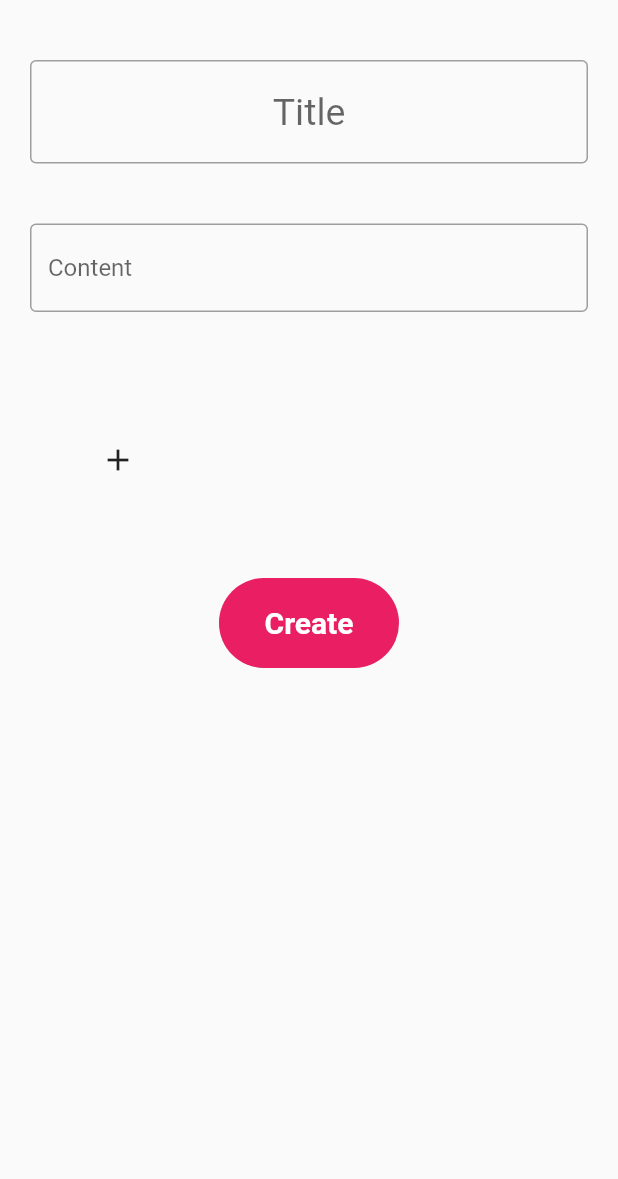
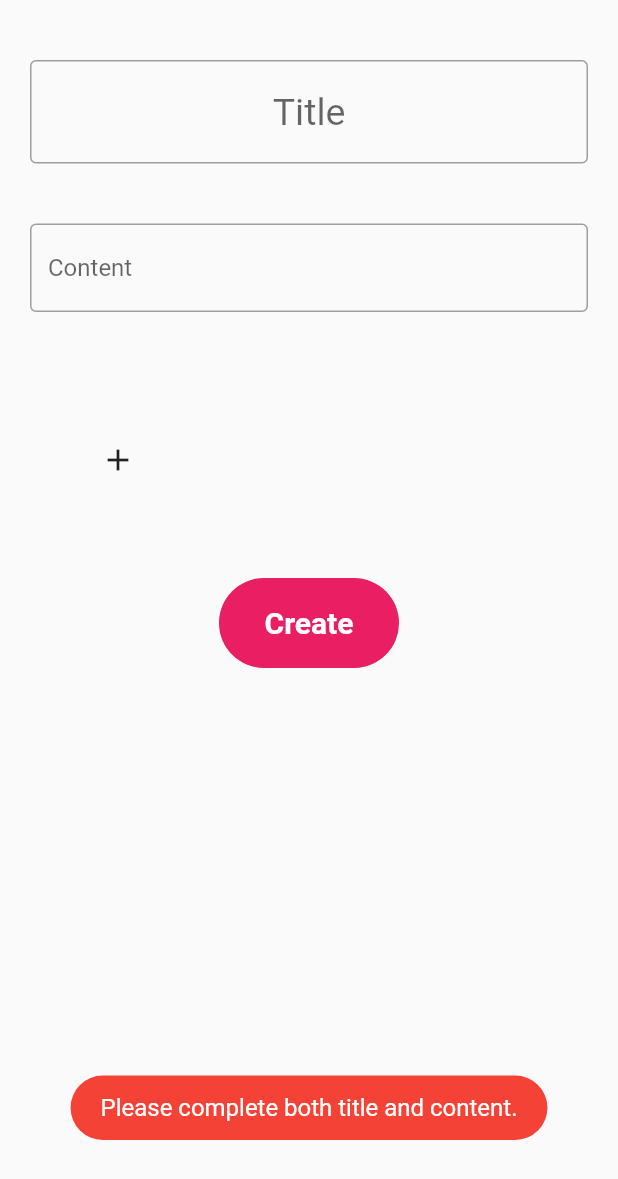
Before and after one commit to flybaflyba/QandA, a Flutter app: the CreatePostPage screen opened directly, after a tap on "Create", on a phone screen of 412 x 824 dp. Shown: the top 1179 px of the screen. Run offline on Flutter 3.47's test engine with Material 2 defaults, Android fonts, the phone set to English and light mode, and no system bars; our stand-ins replace cloud_firestore, firebase_auth, firebase_core, firebase_storage, flutter_login, fluttertoast and 1 more; missing offline and left inert: flutter_absolute_path, multi_image_picker; accounts and stored records are empty.

Commit message:
Add data validation and toash message for post creation

```diff
--- a/lib/CreatePostPage.dart
+++ b/lib/CreatePostPage.dart
@@ -9,6 +9,7 @@ import 'package:flutter/rendering.dart';
 import 'package:flutter_absolute_path/flutter_absolute_path.dart';
 import 'package:multi_image_picker/multi_image_picker.dart';
 import 'package:qanda/Post.dart';
+import 'package:qanda/UniversalFunctions.dart';
 import 'package:qanda/UniversalValues.dart';
 
 class CreatePostPage extends StatefulWidget{
@@ -202,6 +203,7 @@ class _CreatePostPageState extends State<CreatePostPage>{
                             onPressed: () {
 
                               // print(images);
+                              if (title != "" && content != "") {
                                 Post post = new Post(
                                   title: title,
                                   content: content,
@@ -211,6 +213,10 @@ class _CreatePostPageState extends State<CreatePostPage>{
                                 );
                                 post.printOut();
                                 post.create();
+                              } else {
+                                UniversalFunctions.showToast("Please complete both title and content.", UniversalValues.toastMessageTypeWarningColor);
+                              }
+
 
                             },
                             color: UniversalValues.buttonColor,
--- a/lib/Post.dart
+++ b/lib/Post.dart
@@ -76,10 +76,7 @@ class Post {
           })
               .then((value) => print("Post Created"))
               .catchError((error) => print("Failed to create Post: $error"));
-
         });
-
-
 
   }
 
--- /dev/null
+++ b/lib/UniversalFunctions.dart
@@ -0,0 +1,24 @@
+
+import 'dart:ui';
+
+import 'package:flutter/material.dart';
+import 'package:fluttertoast/fluttertoast.dart';
+import 'package:qanda/UniversalValues.dart';
+
+class UniversalFunctions{
+
+  static void showToast(String msg, Color toastMessageType) {
+    Fluttertoast.showToast(
+        msg: msg,
+        toastLength: Toast.LENGTH_SHORT,
+        gravity: ToastGravity.BOTTOM,
+        timeInSecForIosWeb: 2,
+        backgroundColor: toastMessageType,
+        webBgColor: toastMessageType == UniversalValues.toastMessageTypeWarningColor ? "linear-gradient(to right, #cc00ff, #ff0000)" : "	linear-gradient(to right, #00b09b, #96c93d)",
+        webPosition: "center",
+        textColor: Colors.white,
+        fontSize: 16.0
+    );
+  }
+
+}
--- a/lib/UniversalValues.dart
+++ b/lib/UniversalValues.dart
@@ -5,4 +5,7 @@ class UniversalValues {
   static Color primaryColor = Colors.blue;
   static Color buttonColor = Colors.pink;
 
+  static Color toastMessageTypeGoodColor = Colors.blue;
+  static Color toastMessageTypeWarningColor = Colors.red;
+
 }
--- a/pubspec.yaml
+++ b/pubspec.yaml
@@ -32,6 +32,7 @@ dependencies:
   firebase_storage: ^4.0.0
   multi_image_picker: ^4.7.14 # ios and android only
   flutter_absolute_path: ^1.0.6 # ios and android only
+  fluttertoast: ^7.1.6
 
 
   # The following adds the Cupertino Icons font to your application.
```
Also changed, not shown: pubspec.lock. Lines whose indentation alone changed are shown as unchanged.
